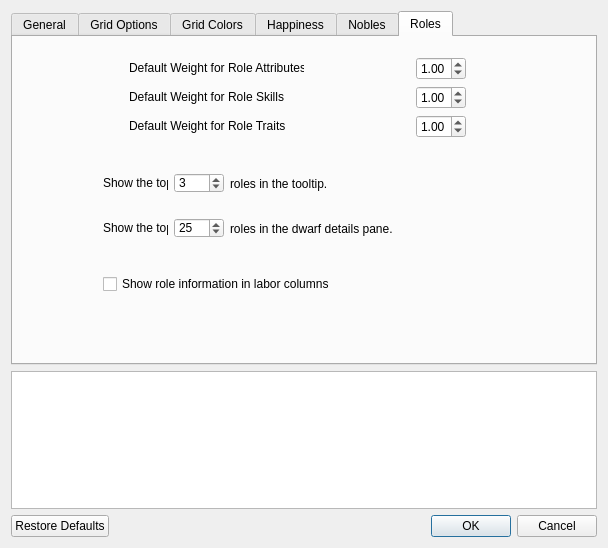
Old version of the form ui/optionsmenu.ui in the repository Dwarf-Therapist/Dwarf-Therapist.
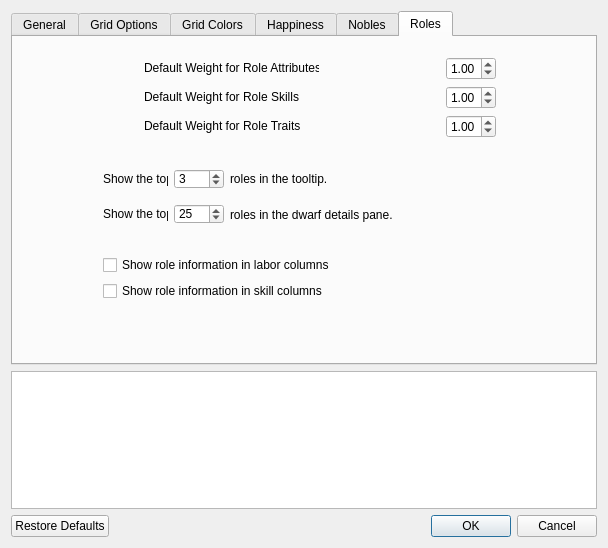
New version of the form. The open tabs and pages were chosen to show the change. Icons and pictures are not drawn.

The edit to the form file:
```diff
--- a/ui/optionsmenu.ui
+++ b/ui/optionsmenu.ui
@@ -601,8 +601,8 @@
         <rect>
          <x>10</x>
          <y>20</y>
-         <width>551</width>
-         <height>237</height>
+         <width>594</width>
+         <height>244</height>
         </rect>
        </property>
        <layout class="QVBoxLayout" name="verticalLayout_3">
@@ -835,6 +835,35 @@
             </property>
            </widget>
           </item>
+          <item>
+           <widget class="QLabel" name="lbl_tooltip_roles_max">
+            <property name="maximumSize">
+             <size>
+              <width>16777215</width>
+              <height>16777215</height>
+             </size>
+            </property>
+            <property name="text">
+             <string/>
+            </property>
+           </widget>
+          </item>
+          <item>
+           <spacer name="spacer_attribute_3">
+            <property name="orientation">
+             <enum>Qt::Horizontal</enum>
+            </property>
+            <property name="sizeType">
+             <enum>QSizePolicy::Fixed</enum>
+            </property>
+            <property name="sizeHint" stdset="0">
+             <size>
+              <width>90</width>
+              <height>20</height>
+             </size>
+            </property>
+           </spacer>
+          </item>
          </layout>
         </item>
         <item>
@@ -903,6 +932,35 @@
             </property>
            </widget>
           </item>
+          <item>
+           <widget class="QLabel" name="lbl_pane_roles_max">
+            <property name="maximumSize">
+             <size>
+              <width>16777215</width>
+              <height>16777215</height>
+             </size>
+            </property>
+            <property name="text">
+             <string/>
+            </property>
+           </widget>
+          </item>
+          <item>
+           <spacer name="spacer_attribute_4">
+            <property name="orientation">
+             <enum>Qt::Horizontal</enum>
+            </property>
+            <property name="sizeType">
+             <enum>QSizePolicy::Fixed</enum>
+            </property>
+            <property name="sizeHint" stdset="0">
+             <size>
+              <width>90</width>
+              <height>20</height>
+             </size>
+            </property>
+           </spacer>
+          </item>
          </layout>
         </item>
         <item>
@@ -954,6 +1012,39 @@
           </item>
          </layout>
         </item>
+        <item>
+         <layout class="QHBoxLayout" name="horizontalLayout_14">
+          <item>
+           <spacer name="horizontalSpacer_2">
+            <property name="orientation">
+             <enum>Qt::Horizontal</enum>
+            </property>
+            <property name="sizeType">
+             <enum>QSizePolicy::Fixed</enum>
+            </property>
+            <property name="sizeHint" stdset="0">
+             <size>
+              <width>80</width>
+              <height>20</height>
+             </size>
+            </property>
+           </spacer>
+          </item>
+          <item>
+           <widget class="QCheckBox" name="chk_roles_in_skills">
+            <property name="toolTip">
+             <string/>
+            </property>
+            <property name="statusTip">
+             <string>Shows all roles which have the skill in the column. Additionally sorts skill columns by 'has skill experience' and then by role ratings. Examples of skill columns: Axedwarf, Liar, Teacher, Fighter...</string>
+            </property>
+            <property name="text">
+             <string>Show role information in skill columns</string>
+            </property>
+           </widget>
+          </item>
+         </layout>
+        </item>
        </layout>
       </widget>
      </widget>
```
Left out of the diff: 86 changed lines with no effect on the pictures.
